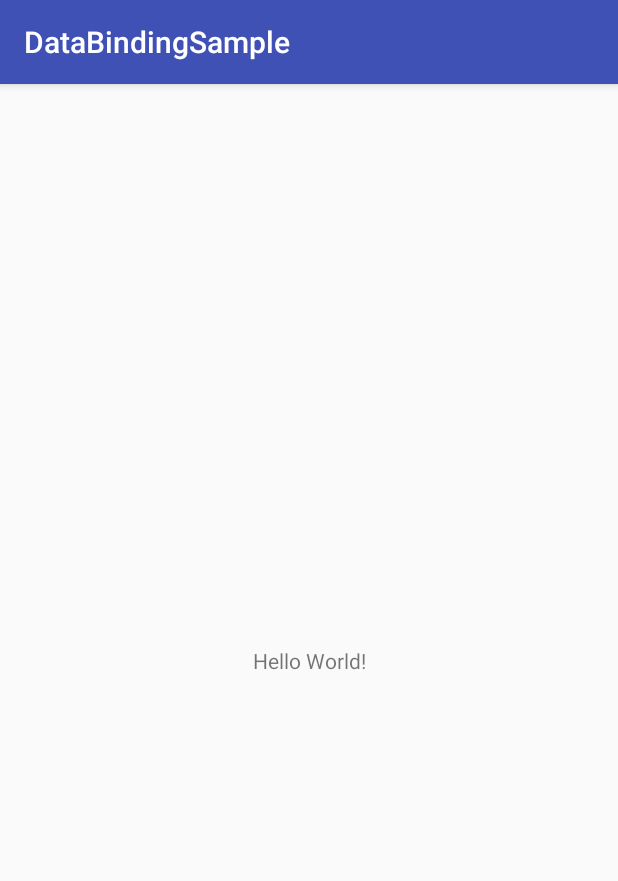
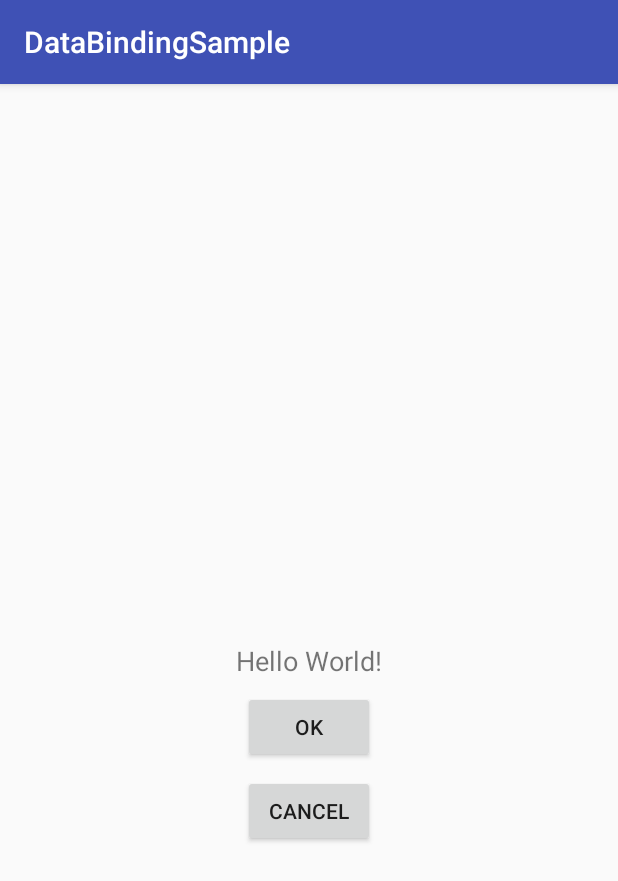
Before and after one commit to newstlee/DataBindingSample, an Android app: the screen it shows after launch (MainActivity), on a phone screen of 412 x 824 dp. Shown: the top 881 px of the screen. Run offline under Robolectric (Android 15) with nearby library versions, the phone set to English and light mode, and no system bars; our stand-ins replace data binding.

Commit message:
add databinding setting

```diff
--- a/app/build.gradle
+++ b/app/build.gradle
@@ -1,14 +1,14 @@
 apply plugin: 'com.android.application'
 
 apply plugin: 'kotlin-android'
-
 apply plugin: 'kotlin-android-extensions'
+apply plugin: 'kotlin-kapt'
 
 android {
     compileSdkVersion 27
     defaultConfig {
         applicationId "com.st.mh.databindingsample"
-        minSdkVersion 21
+        minSdkVersion 19
         targetSdkVersion 27
         versionCode 1
         versionName "1.0"
@@ -20,6 +20,10 @@ android {
             proguardFiles getDefaultProguardFile('proguard-android.txt'), 'proguard-rules.pro'
         }
     }
+
+    dataBinding {
+        enabled = true
+    }
 }
 
 dependencies {
@@ -27,6 +31,10 @@ dependencies {
     implementation"org.jetbrains.kotlin:kotlin-stdlib-jdk7:$kotlin_version"
     implementation 'com.android.support:appcompat-v7:27.1.1'
     implementation 'com.android.support.constraint:constraint-layout:1.1.3'
+
+    // compiler version 은 gradle version과 같거나 높아야 한다.
+    kapt "com.android.databinding:compiler:3.1.4"
+
     testImplementation 'junit:junit:4.12'
     androidTestImplementation 'com.android.support.test:runner:1.0.2'
     androidTestImplementation 'com.android.support.test.espresso:espresso-core:3.0.2'
--- a/app/src/main/java/com/st/mh/databindingsample/MainActivity.kt
+++ b/app/src/main/java/com/st/mh/databindingsample/MainActivity.kt
@@ -1,12 +1,27 @@
 package com.st.mh.databindingsample
 
+import android.databinding.DataBindingUtil
 import android.support.v7.app.AppCompatActivity
 import android.os.Bundle
+import android.view.View
+import com.st.mh.databindingsample.databinding.ActivityMainBinding
 
 class MainActivity : AppCompatActivity() {
 
+    private lateinit var binding: ActivityMainBinding
+
     override fun onCreate(savedInstanceState: Bundle?) {
         super.onCreate(savedInstanceState)
-        setContentView(R.layout.activity_main)
+
+        binding = DataBindingUtil.setContentView(this, R.layout.activity_main)
+        binding.activity = this
+    }
+
+    fun onOk(view: View) {
+        binding.textTitle.text = "OK"
+    }
+
+    fun onCancel(view: View) {
+        binding.textTitle.text = "Cancel"
     }
 }
--- a/app/src/main/res/layout/activity_main.xml
+++ b/app/src/main/res/layout/activity_main.xml
@@ -1,18 +1,55 @@
 <?xml version="1.0" encoding="utf-8"?>
-<android.support.constraint.ConstraintLayout xmlns:android="http://schemas.android.com/apk/res/android"
+<layout  xmlns:android="http://schemas.android.com/apk/res/android"
     xmlns:app="http://schemas.android.com/apk/res-auto"
-    xmlns:tools="http://schemas.android.com/tools"
+    xmlns:tools="http://schemas.android.com/tools">
+
+    <data>
+        <variable
+            name="activity"
+            type="com.st.mh.databindingsample.MainActivity" />
+    </data>
+
+    <android.support.constraint.ConstraintLayout
         android:layout_width="match_parent"
         android:layout_height="match_parent"
         tools:context=".MainActivity">
 
         <TextView
+            android:id="@+id/text_title"
             android:layout_width="wrap_content"
             android:layout_height="wrap_content"
             android:text="Hello World!"
+            android:textSize="18sp"
             app:layout_constraintBottom_toBottomOf="parent"
             app:layout_constraintLeft_toLeftOf="parent"
             app:layout_constraintRight_toRightOf="parent"
             app:layout_constraintTop_toTopOf="parent" />
 
+        <Button
+            android:id="@+id/button_ok"
+            android:layout_width="wrap_content"
+            android:layout_height="wrap_content"
+            android:layout_marginEnd="8dp"
+            android:layout_marginStart="8dp"
+            android:layout_marginTop="8dp"
+            android:text="OK"
+            android:onClick="onOk"
+            app:layout_constraintEnd_toEndOf="parent"
+            app:layout_constraintStart_toStartOf="parent"
+            app:layout_constraintTop_toBottomOf="@+id/text_title" />
+
+        <Button
+            android:id="@+id/button_cancel"
+            android:layout_width="wrap_content"
+            android:layout_height="wrap_content"
+            android:layout_marginEnd="8dp"
+            android:layout_marginStart="8dp"
+            android:layout_marginTop="8dp"
+            android:text="Cancel"
+            android:onClick="onCancel"
+            app:layout_constraintEnd_toEndOf="parent"
+            app:layout_constraintStart_toStartOf="parent"
+            app:layout_constraintTop_toBottomOf="@+id/button_ok" />
+
     </android.support.constraint.ConstraintLayout>
+</layout>
```
Lines whose indentation alone changed are shown as unchanged.
